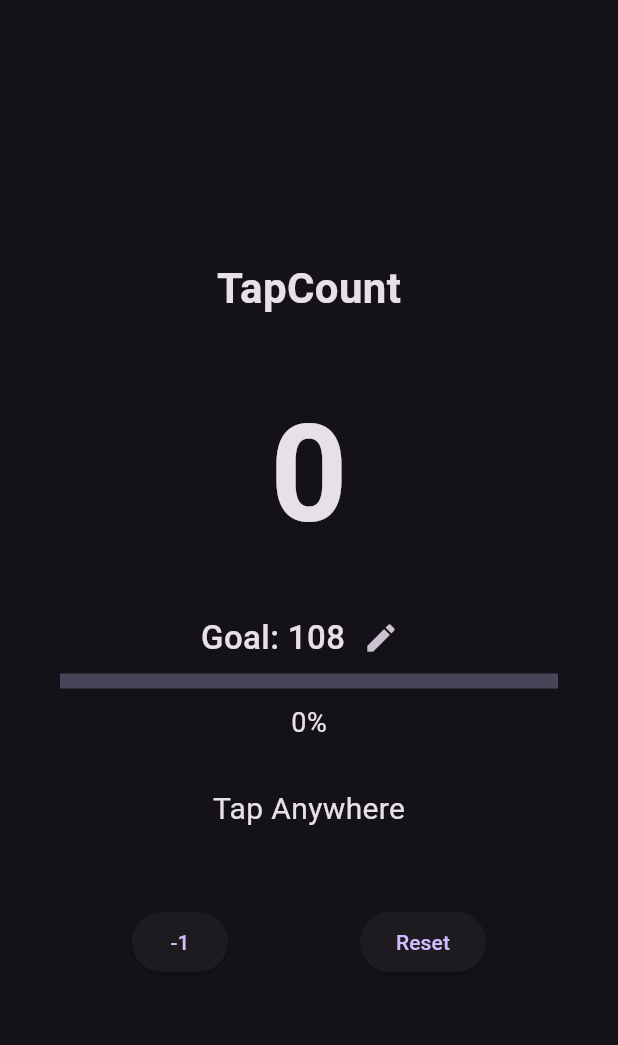
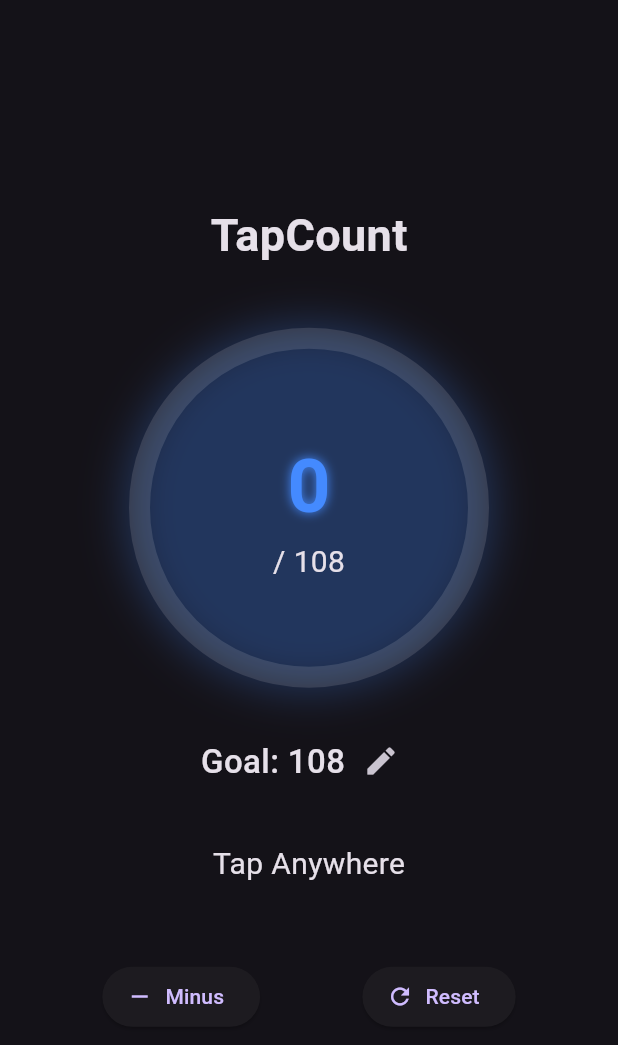
Before and after one commit to ishithasolanki162-bit/tapcount, a Flutter app: the screen it shows after launch, on a phone screen of 412 x 824 dp. Shown: the top 1045 px of the screen. Run offline on Flutter 3.47's test engine with Material 3 defaults, Android fonts, the phone set to English and light mode, and no system bars; drawn by our look-alikes of percent_indicator; our stand-ins replace shared_preferences, vibration.

Commit message:
add glowing progress ring and goal completion effects

```diff
--- a/lib/screens/home_screen.dart
+++ b/lib/screens/home_screen.dart
@@ -1,5 +1,7 @@
 import 'package:flutter/material.dart';
+import 'package:percent_indicator/circular_percent_indicator.dart';
 import 'package:vibration/vibration.dart';
+
 import '../services/storage_service.dart';
 
 class HomeScreen extends StatefulWidget {
@@ -22,6 +24,7 @@ loadData();
   Future<void> loadData() async {
     count = await StorageService.loadCount();
     goal = await StorageService.loadGoal();
+
     setState(() {});
   }
 
@@ -29,26 +32,33 @@ Future<void> increment() async {
     count++;
 
     if (await Vibration.hasVibrator()) {
+      if (count == goal) {
+        Vibration.vibrate(duration: 300);
+      } else {
         Vibration.vibrate(duration: 30);
+      }
     }
 
     await StorageService.saveCount(count);
 
     setState(() {});
-
   }
 
   Future<void> decrement() async {
     if (count > 0) {
       count--;
+
       await StorageService.saveCount(count);
+
       setState(() {});
     }
   }
 
   Future<void> resetCounter() async {
     count = 0;
+
     await StorageService.saveCount(count);
+
     setState(() {});
   }
 
@@ -82,6 +92,7 @@ await showDialog(
                 setState(() {
                   goal = value;
                 });
+
                 StorageService.saveGoal(goal);
               }
 
@@ -92,13 +103,14 @@ await showDialog(
         ],
       ),
     );
-
   }
 
   @override
   Widget build(BuildContext context) {
     double progress =
         (count / goal).clamp(0.0, 1.0);
+
+    bool goalReached = count >= goal;
 
     return Scaffold(
       body: GestureDetector(
@@ -112,22 +124,82 @@ return Scaffold(
               const Text(
                 "TapCount",
                 style: TextStyle(
-              fontSize: 28,
+                  fontSize: 30,
                   fontWeight: FontWeight.bold,
                 ),
               ),
 
               const SizedBox(height: 40),
 
+              Container(
+                decoration: BoxDecoration(
+                  shape: BoxShape.circle,
+                  boxShadow: [
+                    BoxShadow(
+                      color: goalReached
+                          ? Colors.greenAccent
+                              .withValues(alpha: 0.4)
+                          : Colors.blueAccent
+                              .withValues(alpha: 0.3),
+                      blurRadius: 25,
+                      spreadRadius: 2,
+                    ),
+                  ],
+                ),
+                child: CircularPercentIndicator(
+                  radius: 120,
+                  lineWidth: 14,
+                  percent: progress,
+                  animation: true,
+                  animationDuration: 500,
+                  animateFromLastPercent: true,
+                  circularStrokeCap:
+                      CircularStrokeCap.round,
+                  backgroundColor:
+                      Colors.white12,
+                  progressColor: goalReached
+                      ? Colors.greenAccent
+                      : Colors.blueAccent,
+                  center: Column(
+                    mainAxisAlignment:
+                        MainAxisAlignment.center,
+                    children: [
                       Text(
                         "$count",
-            style: const TextStyle(
-              fontSize: 90,
-              fontWeight: FontWeight.bold,
+                        style: TextStyle(
+                          fontSize: 50,
+                          fontWeight:
+                              FontWeight.bold,
+                          color: goalReached
+                              ? const Color.fromARGB(255, 47, 223, 56)
+                              : Colors.blueAccent,
+                          shadows: [
+                            Shadow(
+                              blurRadius:
+                                  goalReached
+                                      ? 20
+                                      : 8,
+                              color: goalReached
+                                  ? const Color.fromARGB(255, 47, 223, 56)
+                                  : Colors
+                                      .blueAccent,
+                            ),
+                          ],
+                        ),
+                      ),
+                      Text(
+                        "/ $goal",
+                        style:
+                            const TextStyle(
+                          fontSize: 20,
+                        ),
+                      ),
+                    ],
+                  ),
                 ),
               ),
 
-          const SizedBox(height: 20),
+              const SizedBox(height: 25),
 
               Row(
                 mainAxisAlignment:
@@ -135,43 +207,28 @@ return Scaffold(
                 children: [
                   Text(
                     "Goal: $goal",
-                style: const TextStyle(
+                    style:
+                        const TextStyle(
                       fontSize: 22,
-                  fontWeight: FontWeight.w500,
+                      fontWeight:
+                          FontWeight.w500,
                     ),
                   ),
-
                   IconButton(
                     onPressed: setGoal,
-                icon: const Icon(Icons.edit),
+                    icon: const Icon(
+                      Icons.edit,
+                    ),
                   ),
                 ],
               ),
 
-          Padding(
-            padding:
-                const EdgeInsets.symmetric(
-              horizontal: 40,
-            ),
-            child: LinearProgressIndicator(
-              value: progress,
-              minHeight: 10,
-            ),
-          ),
-
-          const SizedBox(height: 10),
-
-          Text(
-            "${(progress * 100).toInt()}%",
-            style: const TextStyle(
-              fontSize: 18,
-            ),
-          ),
-
-          if (count >= goal)
+              if (goalReached)
                 const Padding(
                   padding:
-                  EdgeInsets.only(top: 10),
+                      EdgeInsets.only(
+                    top: 10,
+                  ),
                   child: Text(
                     "🎉 Goal Reached!",
                     style: TextStyle(
@@ -196,16 +253,27 @@ return Scaffold(
 
               Row(
                 mainAxisAlignment:
-                MainAxisAlignment.spaceEvenly,
+                    MainAxisAlignment
+                        .spaceEvenly,
                 children: [
-              ElevatedButton(
+                  ElevatedButton.icon(
                     onPressed: decrement,
-                child: const Text("-1"),
+                    icon: const Icon(
+                      Icons.remove,
                     ),
-
-              ElevatedButton(
-                onPressed: resetCounter,
-                child: const Text("Reset"),
+                    label: const Text(
+                      "Minus",
+                    ),
+                  ),
+                  ElevatedButton.icon(
+                    onPressed:
+                        resetCounter,
+                    icon: const Icon(
+                      Icons.refresh,
+                    ),
+                    label: const Text(
+                      "Reset",
+                    ),
                   ),
                 ],
               ),
@@ -214,6 +282,5 @@ return Scaffold(
         ),
       ),
     );
-
   }
 }
--- a/pubspec.yaml
+++ b/pubspec.yaml
@@ -28,6 +28,7 @@ environment:
 # the latest version available on pub.dev. To see which dependencies have newer
 # versions available, run `flutter pub outdated`.
 dependencies:
+  percent_indicator: ^4.2.2
   shared_preferences: ^2.0.15
   vibration: ^3.1.8
   flutter:
```
Also changed, not shown: pubspec.lock. Lines whose indentation alone changed are shown as unchanged.
